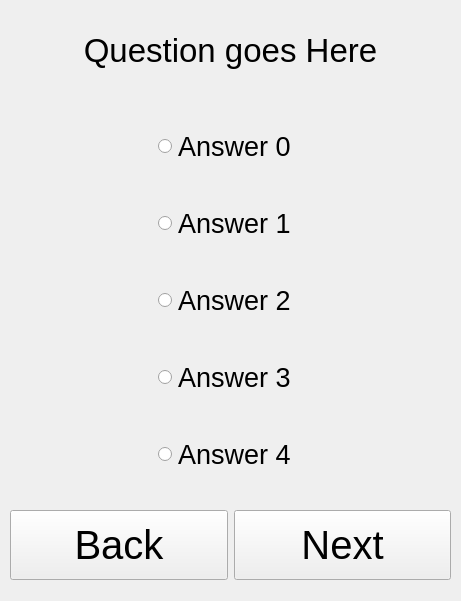
kheimerl/umati, file umati/UmatiSurveyTaskView.ui: the form before one commit.
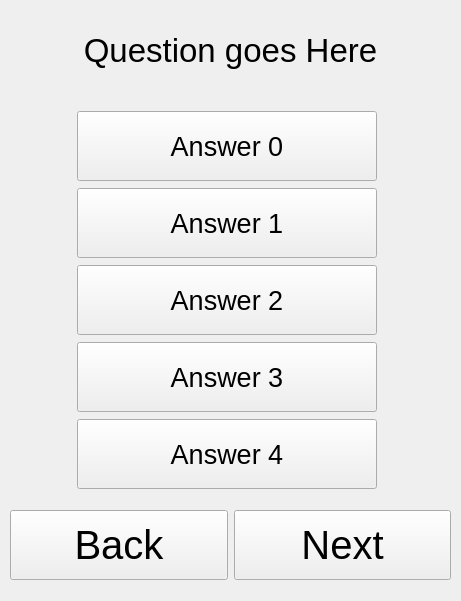
The form after the commit.

Commit message: some light survey changes

What changed in the file:
```diff
--- a/umati/UmatiSurveyTaskView.ui
+++ b/umati/UmatiSurveyTaskView.ui
@@ -96,7 +96,7 @@
    </property>
    <layout class="QGridLayout" name="gridLayout_2">
     <item row="0" column="0">
-     <widget class="QRadioButton" name="radioButton_0">
+     <widget class="QPushButton" name="pushButton_0">
       <property name="sizePolicy">
        <sizepolicy hsizetype="Maximum" vsizetype="Fixed">
         <horstretch>0</horstretch>
@@ -105,7 +105,7 @@
       </property>
       <property name="minimumSize">
        <size>
-        <width>0</width>
+        <width>300</width>
         <height>70</height>
        </size>
       </property>
@@ -126,10 +126,16 @@
       <property name="text">
        <string>Answer 0</string>
       </property>
+      <property name="checkable">
+       <bool>true</bool>
+      </property>
+      <property name="autoExclusive">
+       <bool>true</bool>
+      </property>
      </widget>
     </item>
     <item row="1" column="0">
-     <widget class="QRadioButton" name="radioButton_1">
+     <widget class="QPushButton" name="pushButton_1">
       <property name="sizePolicy">
        <sizepolicy hsizetype="Maximum" vsizetype="Fixed">
         <horstretch>0</horstretch>
@@ -138,7 +144,7 @@
       </property>
       <property name="minimumSize">
        <size>
-        <width>0</width>
+        <width>300</width>
         <height>70</height>
        </size>
       </property>
@@ -159,10 +165,16 @@
       <property name="text">
        <string>Answer 1</string>
       </property>
+      <property name="checkable">
+       <bool>true</bool>
+      </property>
+      <property name="autoExclusive">
+       <bool>true</bool>
+      </property>
      </widget>
     </item>
     <item row="2" column="0">
-     <widget class="QRadioButton" name="radioButton_2">
+     <widget class="QPushButton" name="pushButton_2">
       <property name="sizePolicy">
        <sizepolicy hsizetype="Maximum" vsizetype="Fixed">
         <horstretch>0</horstretch>
@@ -171,7 +183,7 @@
       </property>
       <property name="minimumSize">
        <size>
-        <width>0</width>
+        <width>300</width>
         <height>70</height>
        </size>
       </property>
@@ -192,10 +204,16 @@
       <property name="text">
        <string>Answer 2</string>
       </property>
+      <property name="checkable">
+       <bool>true</bool>
+      </property>
+      <property name="autoExclusive">
+       <bool>true</bool>
+      </property>
      </widget>
     </item>
     <item row="3" column="0">
-     <widget class="QRadioButton" name="radioButton_3">
+     <widget class="QPushButton" name="pushButton_3">
       <property name="sizePolicy">
        <sizepolicy hsizetype="Maximum" vsizetype="Fixed">
         <horstretch>0</horstretch>
@@ -204,7 +222,7 @@
       </property>
       <property name="minimumSize">
        <size>
-        <width>0</width>
+        <width>300</width>
         <height>70</height>
        </size>
       </property>
@@ -225,10 +243,16 @@
       <property name="text">
        <string>Answer 3</string>
       </property>
+      <property name="checkable">
+       <bool>true</bool>
+      </property>
+      <property name="autoExclusive">
+       <bool>true</bool>
+      </property>
      </widget>
     </item>
     <item row="4" column="0">
-     <widget class="QRadioButton" name="radioButton_4">
+     <widget class="QPushButton" name="pushButton_4">
       <property name="sizePolicy">
        <sizepolicy hsizetype="Maximum" vsizetype="Fixed">
         <horstretch>0</horstretch>
@@ -237,7 +261,7 @@
       </property>
       <property name="minimumSize">
        <size>
-        <width>0</width>
+        <width>300</width>
         <height>70</height>
        </size>
       </property>
@@ -258,6 +282,12 @@
       <property name="text">
        <string>Answer 4</string>
       </property>
+      <property name="checkable">
+       <bool>true</bool>
+      </property>
+      <property name="autoExclusive">
+       <bool>true</bool>
+      </property>
      </widget>
     </item>
    </layout>
```
The commit also changes 1 other file.
